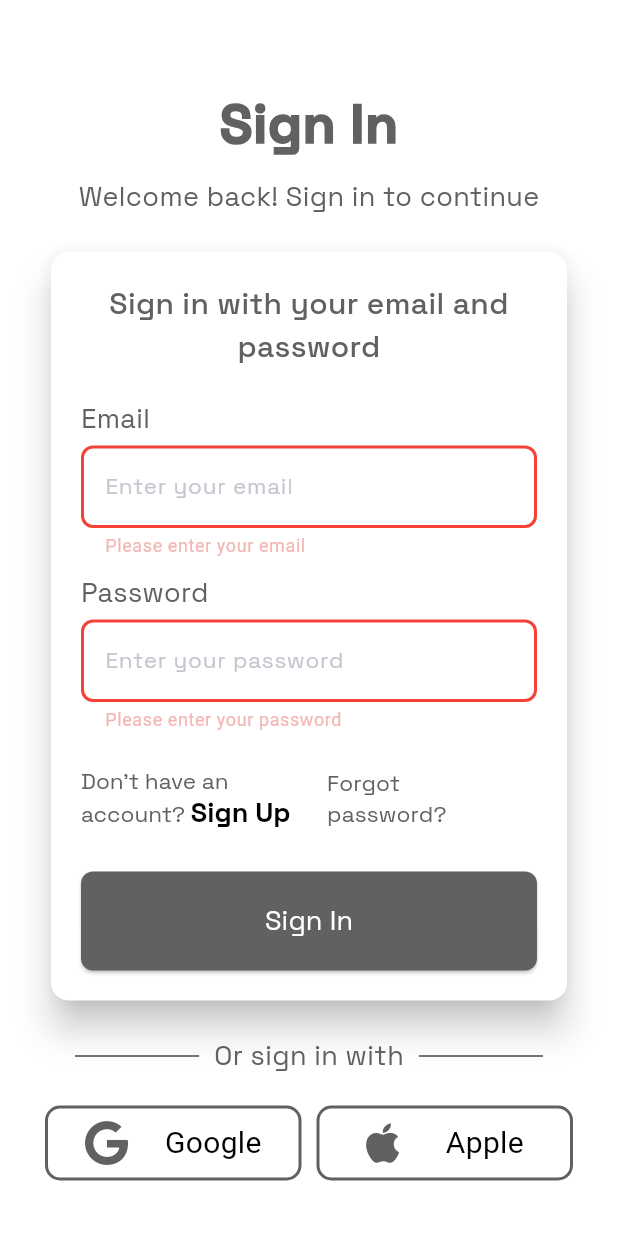
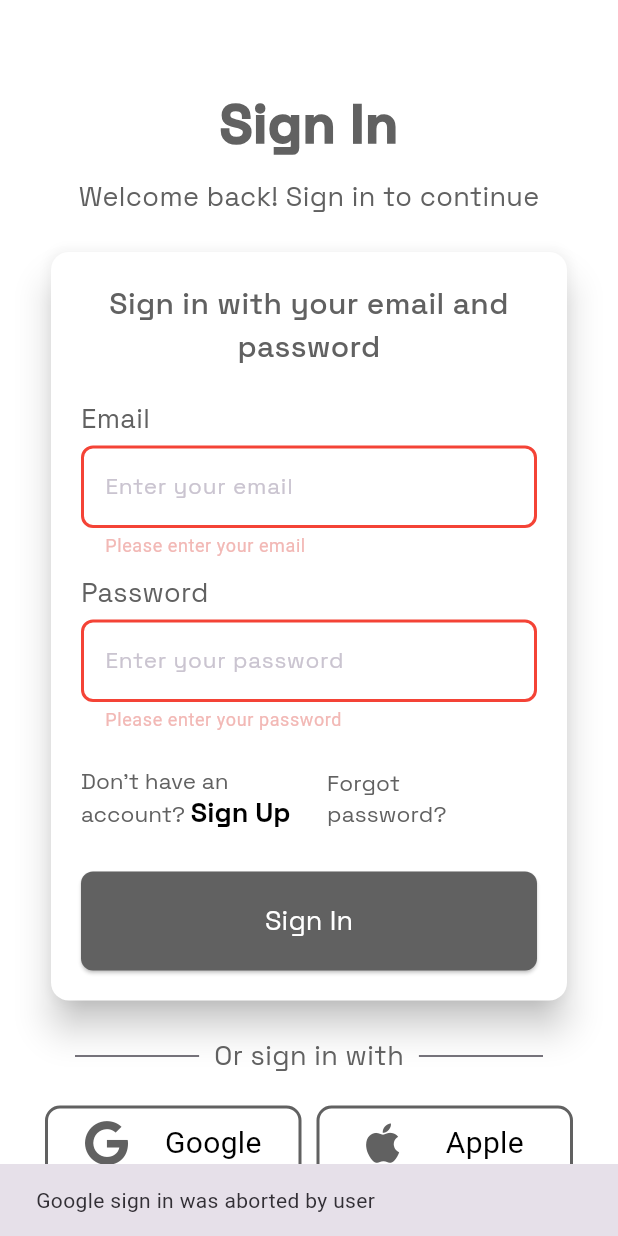
Before and after one commit to DivyankSisodia/ZenZen-frontend, a Flutter app: the LoginScreen screen opened by its route, after a tap on "Sign In", after a tap on "Google", on a phone screen of 412 x 824 dp. Run offline on Flutter 3.47's test engine with Material 3 defaults, Android fonts, the phone set to English and light mode, and no system bars; our stand-ins replace device_preview, dio, firebase_auth, firebase_core, flutter_riverpod, font_awesome_flutter and 7 more; accounts and stored records are empty; network calls fail.

Commit message:
added googleSignIn integration along with our server APIs.

```diff
--- /dev/null
+++ b/lib/features/auth/login/provider/oauth_provider.dart
@@ -0,0 +1,54 @@
+// Providers
+import 'package:dio/dio.dart';
+import 'package:firebase_auth/firebase_auth.dart';
+import 'package:flutter_riverpod/flutter_riverpod.dart';
+import 'package:google_sign_in/google_sign_in.dart';
+
+import '../../../../config/constants.dart';
+import '../../../../data/api/auth_api.dart';
+import '../repo/oauth_repository.dart';
+
+final firebaseAuthProvider = Provider<FirebaseAuth>((ref) {
+  return FirebaseAuth.instance;
+});
+
+final googleSignInProvider = Provider<GoogleSignIn>((ref) {
+  return GoogleSignIn();
+});
+
+final dioProvider = Provider<Dio>((ref) {
+  final dio = Dio();
+
+  // Add interceptors for auth token, logging, etc.
+  dio.interceptors.add(
+    InterceptorsWrapper(
+      onRequest: (options, handler) {
+        // You can add auth token from secure storage here
+        // options.headers['Authorization'] = 'Bearer $token';
+        return handler.next(options);
+      },
+      onError: (error, handler) {
+        // Handle token expiration, etc.
+        if (error.response?.statusCode == 401) {
+          // Handle token refresh or logout
+        }
+        return handler.next(error);
+      },
+    ),
+  );
+
+  return dio;
+});
+
+final authApiServiceProvider = Provider<AuthApiService>((ref) {
+  final dio = ref.watch(dioProvider);
+  return AuthApiService(ApiRoutes.baseUrl, dio);
+});
+
+final authRepositoryProvider = Provider<AuthRepository>((ref) {
+  return AuthRepository(
+    auth: ref.watch(firebaseAuthProvider),
+    googleSignIn: ref.watch(googleSignInProvider),
+    apiService: ref.watch(authApiServiceProvider),
+  );
+});
--- /dev/null
+++ b/lib/features/auth/login/repo/oauth_repository.dart
@@ -0,0 +1,132 @@
+import 'package:flutter/foundation.dart' show kIsWeb;
+import 'package:firebase_auth/firebase_auth.dart';
+import 'package:fpdart/fpdart.dart';
+import 'package:google_sign_in/google_sign_in.dart';
+import 'package:zenzen/data/api/auth_api.dart';
+import '../../../../data/failure.dart';
+import '../model/user_model.dart';
+
+class AuthRepository {
+  final FirebaseAuth _auth;
+  final GoogleSignIn _googleSignIn;
+  final AuthApiService _apiService;
+
+  AuthRepository({
+    required FirebaseAuth auth,
+    required GoogleSignIn googleSignIn,
+    required AuthApiService apiService,
+  })  : _auth = auth,
+        _googleSignIn = googleSignIn,
+        _apiService = apiService;
+
+  Future<Either<AuthFailure, UserCredential>> signInWithGoogle(
+      bool isLogin) async {
+    try {
+      // Web platform specific implementation
+      if (kIsWeb) {
+        // Use Firebase Auth directly with Google provider for web
+        GoogleAuthProvider googleProvider = GoogleAuthProvider();
+
+        // Add scopes if needed
+        googleProvider
+            .addScope('https://www.googleapis.com/auth/contacts.readonly');
+        googleProvider.setCustomParameters(
+            {'login_hint': 'user@example.com', 'prompt': 'select_account'});
+
+        // Sign in with popup for better UX
+        final userCredential = await _auth.signInWithPopup(googleProvider);
+
+        if (userCredential.user == null) {
+          return left(AuthFailure('Failed to get user from Firebase'));
+        }
+
+        print("user info ${userCredential.user!.providerData}");
+
+        final apiResult = isLogin == true
+            ? await _apiService.login(
+                userCredential.user!.email!,
+                userCredential.user!.uid,
+              )
+            : await _apiService.signUp(
+                userCredential.user!.email!,
+                userCredential.user!.uid,
+              );
+
+        print("apiResult $apiResult");
+
+        return apiResult.fold(
+          (user) => right(userCredential),
+          (failure) => left(AuthFailure(failure.message)),
+        );
+      }
+      // Mobile implementation - keep your existing code
+      else {
+        // Trigger the authentication flow
+        final GoogleSignInAccount? googleUser = await _googleSignIn.signIn();
+
+        if (googleUser == null) {
+          return left(AuthFailure('Google sign in was aborted by user'));
+        }
+
+        // Obtain the auth details from the request
+        final GoogleSignInAuthentication googleAuth =
+            await googleUser.authentication;
+
+        // Create a new credential
+        final credential = GoogleAuthProvider.credential(
+          accessToken: googleAuth.accessToken,
+          idToken: googleAuth.idToken,
+        );
+
+        // Sign in to Firebase with the Google credential
+        final userCredential = await _auth.signInWithCredential(credential);
+
+        if (userCredential.user == null) {
+          return left(AuthFailure('Failed to get user from Firebase'));
+        }
+
+        final apiResult = isLogin == true
+            ? await _apiService.login(
+                userCredential.user!.email!,
+                userCredential.user!.uid,
+              )
+            : await _apiService.register(
+                userCredential.user!.email!,
+                userCredential.user!.uid,
+              );
+
+        return apiResult.fold(
+          (user) => right(userCredential),
+          (failure) => left(AuthFailure(failure.message)),
+        );
+      }
+    } on FirebaseAuthException catch (e) {
+      return left(
+          AuthFailure(e.message ?? 'Authentication failed', code: e.code));
+    } catch (e) {
+      return left(AuthFailure(e.toString()));
+    }
+  }
+
+  // Get current user
+  Future<Either<UserModel, AuthFailure>> getCurrentUser() async {
+    try {
+      final firebaseUser = _auth.currentUser;
+
+      if (firebaseUser == null) {
+        return right(AuthFailure.custom('No user is signed in'));
+      }
+
+      return await _apiService.getUser();
+    } catch (e) {
+      return right(AuthFailure.custom(e.toString()));
+    }
+  }
+
+  Future<void> signOut() async {
+    await _auth.signOut();
+    if (!kIsWeb) {
+      await _googleSignIn.signOut();
+    }
+  }
+}
--- a/lib/features/auth/login/screen/login_screen.dart
+++ b/lib/features/auth/login/screen/login_screen.dart
@@ -4,8 +4,11 @@ import 'package:flutter/services.dart';
 import 'package:flutter_riverpod/flutter_riverpod.dart';
 import 'package:font_awesome_flutter/font_awesome_flutter.dart';
 import 'package:gap/gap.dart';
+import 'package:go_router/go_router.dart';
 import 'package:zenzen/config/app_theme.dart';
+import 'package:zenzen/features/auth/login/viewmodel/oauth_viewmodel.dart';
 
+import '../../../../config/constants.dart';
 import '../../../../utils/common/custom_textfield.dart';
 import '../../../../utils/common/social_media.dart';
 
@@ -34,8 +37,41 @@ class _LoginScreenState extends ConsumerState<LoginScreen> {
 
   @override
   Widget build(BuildContext context) {
+    final authState = ref.watch(authProvider);
+    ref.listen(authProvider, (previous, next) {
+      if (next.failure != null) {
+        if (next.failure!.message == "Email already exists") {
+          ScaffoldMessenger.of(context).showSnackBar(
+            SnackBar(
+              content: const Text(
+                  "This email is already registered. Try signing in instead."),
+              action: SnackBarAction(
+                label: "Sign In",
+                onPressed: () {
+                  // Switch to sign in mode or auto-sign in
+                  ref
+                      .read(authProvider.notifier)
+                      .signInWithGoogle(true); // true for login
+                },
+              ),
+            ),
+          );
+        } else {
+          // Handle other errors
+          ScaffoldMessenger.of(context).showSnackBar(
+            SnackBar(content: Text(next.failure!.message)),
+          );
+        }
+      }
+
+      if (!previous!.isLoggedIn && next.isLoggedIn) {
+        context.push(RoutesName.home);
+      }
+    });
     return Scaffold(
-      body: Container(
+      body: authState.isLoading
+          ? const CircularProgressIndicator.adaptive()
+          : Container(
               padding: const EdgeInsets.all(30),
               color: AppColors.getBackgroundColor(context),
               alignment: Alignment.center,
@@ -67,8 +103,10 @@ class _LoginScreenState extends ConsumerState<LoginScreen> {
                               children: [
                                 Text(
                                   'Sign in with your email and password',
-                            style: AppTheme.smallBodyTheme(context).copyWith(
-                                fontSize: 20, fontWeight: FontWeight.w500),
+                                  style: AppTheme.smallBodyTheme(context)
+                                      .copyWith(
+                                          fontSize: 20,
+                                          fontWeight: FontWeight.w500),
                                   textAlign: TextAlign.center,
                                 ),
                                 const Gap(20),
@@ -125,13 +163,15 @@ class _LoginScreenState extends ConsumerState<LoginScreen> {
                                 ),
                                 const Gap(15),
                                 Row(
-                            mainAxisAlignment: MainAxisAlignment.spaceBetween,
+                                  mainAxisAlignment:
+                                      MainAxisAlignment.spaceBetween,
                                   children: [
                                     Flexible(
                                       child: RichText(
                                         text: TextSpan(
                                           text: 'Don\'t have an account? ',
-                                    style: AppTheme.smallBodyTheme(context)
+                                          style:
+                                              AppTheme.smallBodyTheme(context)
                                                   .copyWith(
                                             color: AppColors.primary,
                                             fontSize: 15,
@@ -143,7 +183,8 @@ class _LoginScreenState extends ConsumerState<LoginScreen> {
                                                   // Navigate to sign up screen
                                                 },
                                               text: 'Sign Up',
-                                        style: AppTheme.smallBodyTheme(context)
+                                              style: AppTheme.smallBodyTheme(
+                                                      context)
                                                   .copyWith(
                                                 color: AppColors.onSecondary,
                                                 fontWeight: FontWeight.bold,
@@ -158,7 +199,8 @@ class _LoginScreenState extends ConsumerState<LoginScreen> {
                                         onPressed: () {},
                                         child: Text(
                                           'Forgot password?',
-                                    style: AppTheme.smallBodyTheme(context)
+                                          style:
+                                              AppTheme.smallBodyTheme(context)
                                                   .copyWith(
                                             color: AppColors.primary,
                                             fontSize: 15,
@@ -193,7 +235,8 @@ class _LoginScreenState extends ConsumerState<LoginScreen> {
                                       if (_formKey.currentState!.validate()) {
                                         // Process login
                                         print('Email: ${emailController.text}');
-                                  print('Password: ${passwordController.text}');
+                                        print(
+                                            'Password: ${passwordController.text}');
                                       }
                                     },
                                     child: Container(
@@ -241,6 +284,9 @@ class _LoginScreenState extends ConsumerState<LoginScreen> {
                           icon: FontAwesomeIcons.google,
                           onTap: () {
                             // Process google login
+                            ref
+                                .read(authProvider.notifier)
+                                .signInWithGoogle(true);
                           },
                         ),
                         const Gap(10),
--- /dev/null
+++ b/lib/features/auth/login/viewmodel/oauth_viewmodel.dart
@@ -0,0 +1,85 @@
+import 'package:flutter_riverpod/flutter_riverpod.dart';
+
+import '../../../../data/failure.dart';
+import '../model/user_model.dart';
+import '../provider/oauth_provider.dart';
+import '../repo/oauth_repository.dart';
+
+class AuthState {
+  final bool isLoading;
+  final UserModel? user;
+  final AuthFailure? failure;
+
+  AuthState({
+    this.isLoading = false,
+    this.user,
+    this.failure,
+  });
+
+  bool get isLoggedIn => user != null;
+
+  AuthState copyWith({
+    bool? isLoading,
+    UserModel? user,
+    AuthFailure? failure,
+  }) {
+    return AuthState(
+      isLoading: isLoading ?? this.isLoading,
+      user: user ?? this.user,
+      failure: failure,
+    );
+  }
+}
+
+class AuthNotifier extends StateNotifier<AuthState> {
+  final AuthRepository _repository;
+
+  AuthNotifier(this._repository) : super(AuthState()) {
+    // Check if user is already logged in
+    _checkCurrentUser();
+  }
+
+  Future<void> _checkCurrentUser() async {
+    state = state.copyWith(isLoading: true);
+
+    final result = await _repository.getCurrentUser();
+
+    result.fold(
+      (user) =>
+          state = state.copyWith(isLoading: false, user: user, failure: null),
+      (failure) => state = state.copyWith(
+          isLoading: false,
+          failure: null), // Just set loading to false, no error
+    );
+  }
+
+  Future<void> signInWithGoogle(bool isLogin) async {
+    state = state.copyWith(isLoading: true, failure: null);
+
+    final result = isLogin == true
+        ? await _repository.signInWithGoogle(true)
+        : await _repository.signInWithGoogle(false);
+
+    result.fold(
+      (failure) => state = state.copyWith(isLoading: false, failure: failure),
+      (userCredential) {
+        final userModel = UserModel.fromUserCredential(userCredential);
+        state =
+            state.copyWith(isLoading: false, user: userModel, failure: null);
+      },
+    );
+  }
+
+  Future<void> signOut() async {
+    state = state.copyWith(isLoading: true);
+
+    await _repository.signOut();
+
+    state = AuthState();
+  }
+}
+
+final authProvider = StateNotifierProvider<AuthNotifier, AuthState>((ref) {
+  final repository = ref.watch(authRepositoryProvider);
+  return AuthNotifier(repository);
+});
--- a/lib/utils/providers/theme_provider.dart
+++ b/lib/utils/providers/theme_provider.dart
@@ -1,7 +1,7 @@
 import 'package:flutter/material.dart';
 import 'package:flutter_riverpod/flutter_riverpod.dart';
 
-import '../../config/local_data.dart';
+import '../../data/local_data.dart';
 
 // Theme state notifier
 class ThemeNotifier extends StateNotifier<ThemeMode> {
```
Also changed, not shown: lib/config/app_router.dart (+10 -0 lines), lib/config/constants.dart (+14 -2 lines), lib/data/api/auth_api.dart (added, +88 -0 lines), lib/data/failure.dart (added, +47 -0 lines), lib/features/auth/login/model/user_model.dart (added, +74 -0 lines), lib/features/home/screen/home_screen.dart (added, +31 -0 lines), lib/data/local_data.dart (renamed from lib/config/local_data.dart), 1 other file. Lines whose indentation alone changed are shown as unchanged.
